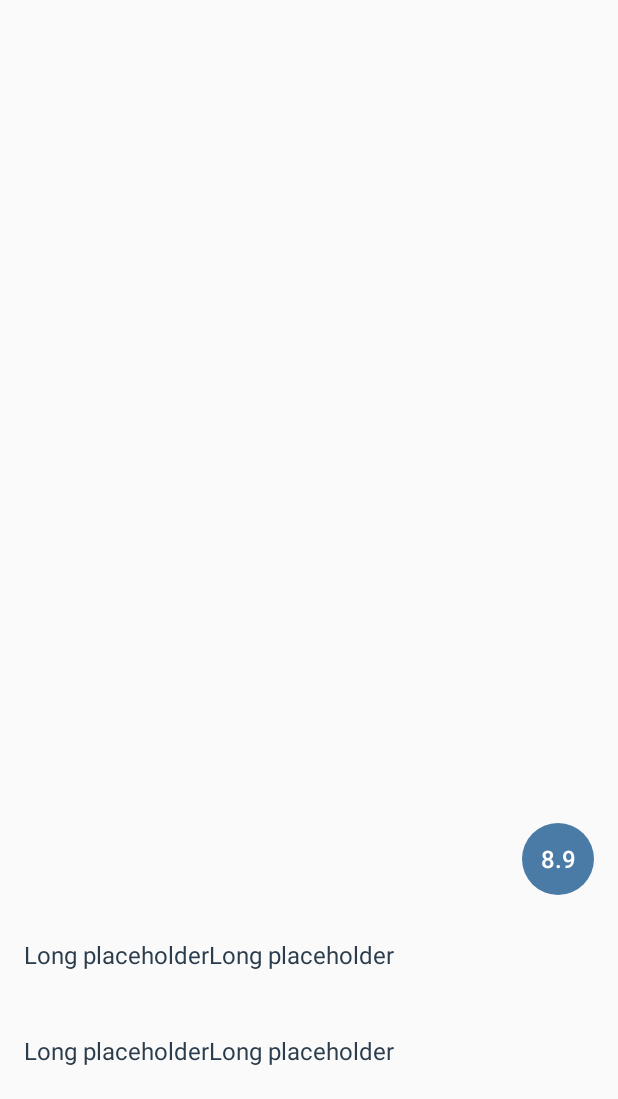
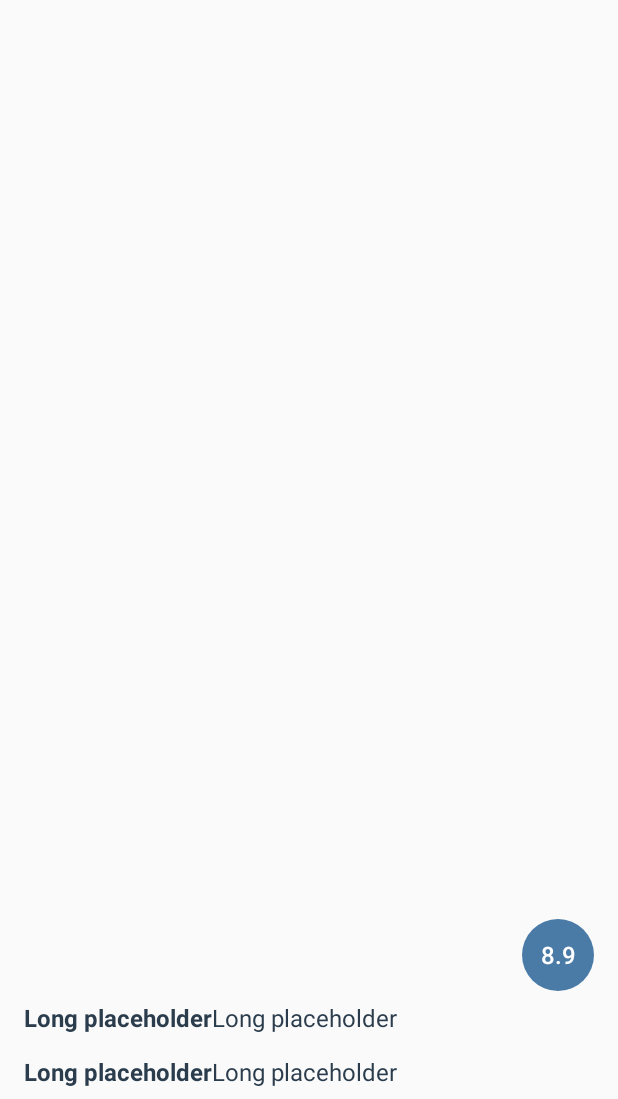
Before and after one commit to fdepedis/Earthquake, an Android app: the DetailEarthquakeActivity screen opened directly, with no data from a screen before it, on a phone screen of 412 x 824 dp, the part 137-1236 px from its top. Run offline under Robolectric (Android 15) with nearby library versions, the phone set to English and light mode, and no system bars.

```diff
--- a/app/src/main/res/layout/activity_detail_earthquake.xml
+++ b/app/src/main/res/layout/activity_detail_earthquake.xml
@@ -22,31 +22,23 @@
         android:layout_weight="0"
         android:orientation="vertical">
 
-        <LinearLayout style="@style/DetailBoxTheme">
+        <LinearLayout
+            android:layout_height="48dp"
+            android:layout_marginTop="5dp"
+            style="@style/DetailBoxTheme">
 
             <LinearLayout
                 android:layout_width="match_parent"
-                android:layout_height="?android:attr/listPreferredItemHeight"
+                android:layout_height="36dp"
                 android:layout_weight="1"
                 android:gravity="center_vertical"
                 android:orientation="vertical">
 
                 <TextView
-                    android:id="@+id/dt_place_primary"
-                    android:layout_width="wrap_content"
+                    android:id="@+id/dt_place"
+                    android:layout_width="match_parent"
                     android:layout_height="wrap_content"
-                    android:ellipsize="end"
-                    android:fontFamily="sans-serif-medium"
-                    android:maxLines="1"
-                    android:textAllCaps="true"
-                    android:textColor="@color/textColorEarthquakeDetails"
-                    android:textSize="12sp"
-                    tools:text="offset" />
-
-                <TextView
-                    android:id="@+id/dt_place_loc_offset"
-                    android:layout_width="wrap_content"
-                    android:layout_height="wrap_content"
+                    android:textStyle="bold"
                     android:ellipsize="end"
                     android:maxLines="2"
                     android:textColor="@color/textColorEarthquakeLocation"
@@ -68,6 +60,7 @@
 
             <TextView
                 android:id="@+id/dt_time_label"
+                android:textStyle="bold"
                 style="@style/TextBoxTheme"/>
 
             <TextView
@@ -79,11 +72,12 @@
         <LinearLayout style="@style/DetailBoxTheme">
 
             <TextView
-                android:id="@+id/dt_tipe_label"
+                android:id="@+id/dt_type_label"
+                android:textStyle="bold"
                 style="@style/TextBoxTheme"/>
 
             <TextView
-                android:id="@+id/dt_tipe_value"
+                android:id="@+id/dt_type_value"
                 style="@style/TextBoxTheme" />
 
         </LinearLayout>
--- a/app/src/main/res/values/strings.xml
+++ b/app/src/main/res/values/strings.xml
@@ -61,4 +61,9 @@
     <string name="settings_min_mag_notify_key" translatable="false">min_mag_notify</string>
     <string name="settings_min_mag_notify_default" translatable="false">6</string>
 
+    <!-- Label for Detail Activity -->
+    <string name="dtTimeLabel">Time: </string>
+    <string name="dtTypeLabel">Type: </string>
+    <string name="dtAlertLabel">Alert: </string>
+
 </resources>
--- a/app/src/main/res/values/styles.xml
+++ b/app/src/main/res/values/styles.xml
@@ -16,7 +16,7 @@
     <!-- Detail Box -->
     <style name="DetailBoxTheme" parent="Theme.AppCompat.NoActionBar">
         <item name="android:layout_width">match_parent</item>
-        <item name="android:layout_height">?android:attr/listPreferredItemHeight</item>
+        <item name="android:layout_height">36dp</item>
         <item name="android:orientation">horizontal</item>
         <item name="android:gravity">center_vertical</item>
         <item name="android:paddingStart">@dimen/detail_padding</item>
```
Also changed, not shown: app/src/main/java/it/fdepedis/earthquake/activity/DetailEarthquakeActivity.java (+18 -10 lines).
